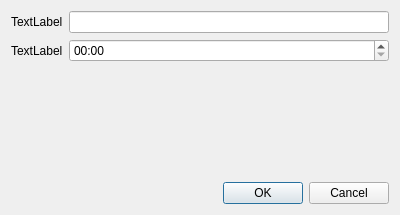
First picture: the form in timercreatedialog.ui, repository kurofand/simpleTimer, before the edit.
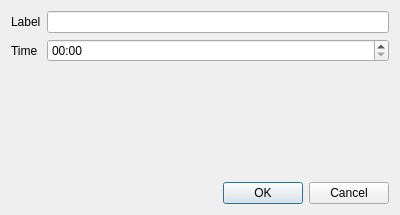
Second picture: the form after the edit.

Commit message: bug changes: 	1.Destructor now properly destruct a timer class and prevent memory leak minor interface fixes: 	1. changed window titles; 	2. changed labels in timer create dialog 	3. fixed tab order in timer create dialog 	4. fixed timer's time format to hh:mm:ss

Patch:
```diff
--- a/timercreatedialog.ui
+++ b/timercreatedialog.ui
@@ -38,7 +38,7 @@
         </size>
        </property>
        <property name="text">
-        <string>TextLabel</string>
+        <string>Label</string>
        </property>
       </widget>
      </item>
@@ -51,7 +51,7 @@
         </size>
        </property>
        <property name="text">
-        <string>TextLabel</string>
+        <string>Time</string>
        </property>
       </widget>
      </item>
```
Left out of the diff: 6 changed lines with no effect on the pictures. The commit also changes 4 other files.
